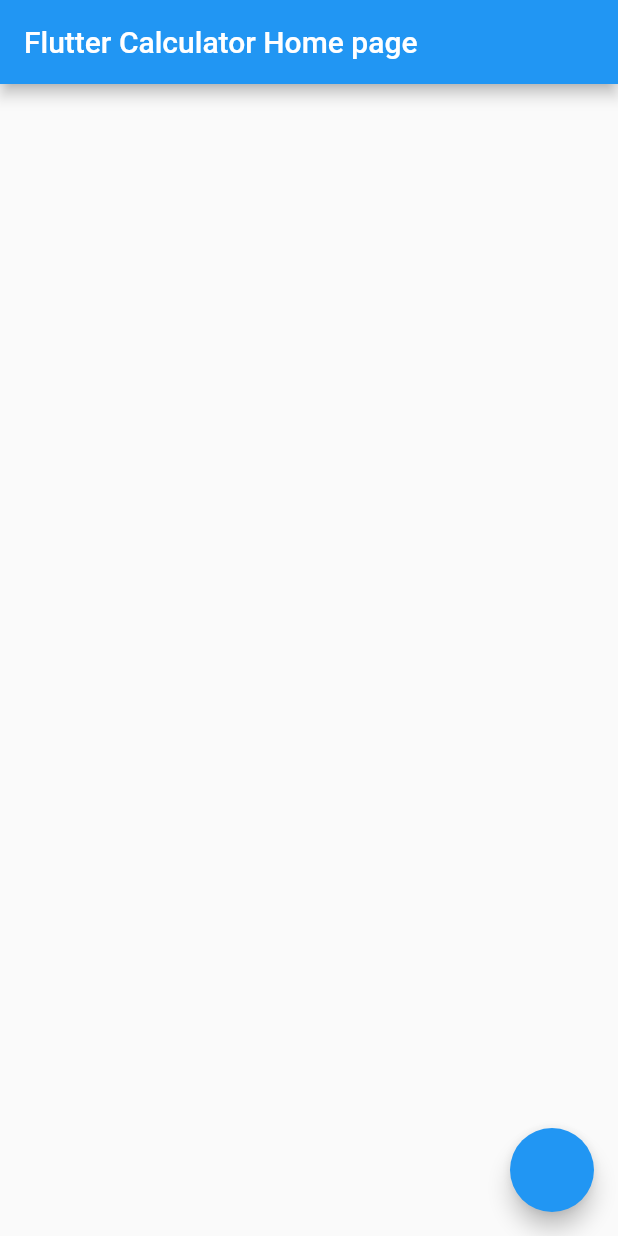
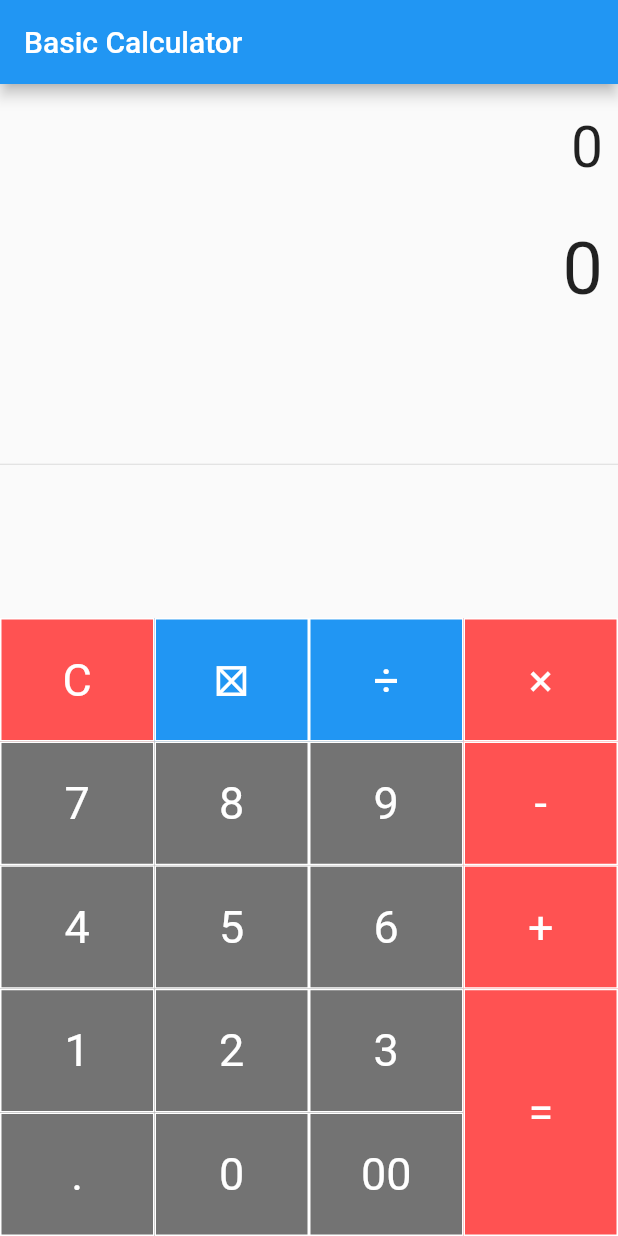
Before and after one commit to NidhiAbhyankar/Calculator_Flutter, a Flutter app: the screen it shows after launch, on a phone screen of 412 x 824 dp. Run offline on Flutter 3.47's test engine with Material 2 defaults, Android fonts, the phone set to English and light mode, and no system bars; our stand-ins replace math_expressions.

Commit message:
calculator working

```diff
--- a/Calculator/lib/main.dart
+++ b/Calculator/lib/main.dart
@@ -1,54 +1,190 @@
 import 'package:flutter/material.dart';
+import 'package:math_expressions/math_expressions.dart';
 
 void main() {
-  runApp(MyApp());
+  runApp(Calculator());
 }
 
-class MyApp extends StatelessWidget {
+class Calculator extends StatelessWidget {
   // This widget is the root of your application.
   @override
   Widget build(BuildContext context) {
     return MaterialApp(
-      title: 'Flutter Calculator',
-      theme: ThemeData(
-
-        primarySwatch: Colors.blue,
-
-        visualDensity: VisualDensity.adaptivePlatformDensity,
-      ),
-      home: MyHomePage(title: 'Flutter Calculator Home page'),
+      debugShowCheckedModeBanner: false,
+      title: 'Caculator',
+      theme: ThemeData(primarySwatch: Colors.blue),
+      home: BasicCalculator(),
     );
   }
 }
 
-class MyHomePage extends StatefulWidget {
-  MyHomePage({Key key, this.title}) : super(key: key);
-
-  final String title;
-
+class BasicCalculator extends StatefulWidget {
   @override
-  _MyHomePageState createState() => _MyHomePageState();
+  _BasicCalculatorState createState() => _BasicCalculatorState();
 }
 
-class _MyHomePageState extends State<MyHomePage> {
+class _BasicCalculatorState extends State<BasicCalculator> {
+  String result = "0";
+  String equation = "0";
+  String expression = "";
+  double equationFontSize = 38.0;
+  double resultFontSize = 48.0;
 
+  buttonPressed(String buttonText) {
+    setState(() {
+      if (buttonText == "C") {
+        equation = "0";
+        result = "0";
+        equationFontSize = 38.0;
+        resultFontSize = 48.0;
+      } else if (buttonText == "⊠") {
+        equationFontSize = 48.0;
+        resultFontSize = 38.0;
+        equation = equation.substring(0, equation.length - 1);
+        if (equation == "") equation = "0";
+      } else if (buttonText == "=") {
+        equationFontSize = 38.0;
+        resultFontSize = 48.0;
+        expression = equation;
+        expression = expression.replaceAll('÷', '/');
+         expression = expression.replaceAll('×', '*');
+        try {
+          Parser p = new Parser();
+          Expression exp = p.parse(expression);
+          ContextModel cm = ContextModel();
+          result = '${exp.evaluate(EvaluationType.REAL, cm)}';
+        } catch (e) {
+          result = "Error";
+        }
+      } else {
+        equationFontSize = 48.0;
+        resultFontSize = 38.0;
+        if (equation == "0") {
+          equation = buttonText;
+        } else {
+          equation += buttonText;
+        }
+      }
+    });
+  }
 
-
+  Widget buildButton(
+      String buttonText, double buttonHeight, Color buttonColor) {
+    return Container(
+        height: MediaQuery.of(context).size.height * 0.1 * buttonHeight,
+        color: buttonColor,
+        child: FlatButton(
+          shape: RoundedRectangleBorder(
+              borderRadius: BorderRadius.circular(0.0),
+              side: BorderSide(
+                  color: Colors.white, width: 1, style: BorderStyle.solid)),
+          padding: EdgeInsets.all(16.0),
+          child: Text(
+            buttonText,
+            style: TextStyle(
+              fontSize: 30.0,
+              fontWeight: FontWeight.normal,
+              color: Colors.white,
+            ),
+          ),
+          onPressed: () => buttonPressed(buttonText),
+        ));
+  }
 
   @override
   Widget build(BuildContext context) {
-
     return Scaffold(
       appBar: AppBar(
+        title: Text('Basic Calculator'),
+      ),
+      body: Column(
+        children: [
+          Container(
+            alignment: Alignment.centerRight,
+            padding: EdgeInsets.fromLTRB(10, 20, 10, 0),
+            child: Text(
+              equation,
+              style: TextStyle(
+                fontSize: equationFontSize,
+              ),
+            ),
+          ),
+          Container(
+            alignment: Alignment.centerRight,
+            padding: EdgeInsets.fromLTRB(10, 30, 10, 0),
+            child: Text(
+              result,
+              style: TextStyle(fontSize: resultFontSize),
+            ),
+          ),
+          Expanded(child: Divider()),
+          Row(
+            //mainAxisAlignment: MainAxisAlignment.center,
 
-        title: Text(widget.title),
-      ),
-      body: Center(
-
-
-      ),
-      floatingActionButton: FloatingActionButton(
-        onPressed: null
+            children: <Widget>[
+              Container(
+                width: MediaQuery.of(context).size.width * 0.75,
+                child: Table(
+                  children: [
+                    TableRow(
+                      children: [
+                        buildButton("C", 1, Colors.redAccent),
+                        buildButton("⊠", 1, Colors.blue),
+                        buildButton("÷", 1, Colors.blue),
+                      ],
+                    ),
+                    TableRow(
+                      children: [
+                        buildButton("7", 1, Colors.black54),
+                        buildButton("8", 1, Colors.black54),
+                        buildButton("9", 1, Colors.black54),
+                      ],
+                    ),
+                    TableRow(
+                      children: [
+                        buildButton("4", 1, Colors.black54),
+                        buildButton("5", 1, Colors.black54),
+                        buildButton("6", 1, Colors.black54),
+                      ],
+                    ),
+                    TableRow(
+                      children: [
+                        buildButton("1", 1, Colors.black54),
+                        buildButton("2", 1, Colors.black54),
+                        buildButton("3", 1, Colors.black54),
+                      ],
+                    ),
+                    TableRow(
+                      children: [
+                        buildButton(".", 1, Colors.black54),
+                        buildButton("0", 1, Colors.black54),
+                        buildButton("00", 1, Colors.black54),
+                      ],
+                    ),
+                  ],
+                ),
+              ),
+              Container(
+                  width: MediaQuery.of(context).size.width * .25,
+                  child: Table(
+                    children: [
+                      TableRow(children: [
+                        buildButton("×", 1, Colors.redAccent),
+                      ]),
+                      TableRow(children: [
+                        buildButton("-", 1, Colors.redAccent),
+                      ]),
+                      TableRow(children: [
+                        buildButton("+", 1, Colors.redAccent),
+                      ]),
+                      TableRow(children: [
+                        buildButton("=", 2, Colors.redAccent),
+                      ])
+                    ],
+                  ))
+            ],
+          ),
+        ],
       ),
     );
   }
--- a/Calculator/pubspec.yaml
+++ b/Calculator/pubspec.yaml
@@ -18,12 +18,12 @@ publish_to: 'none' # Remove this line if you wish to publish to pub.dev
 version: 1.0.0+1
 
 environment:
-  sdk: ">=2.7.0 <3.0.0"
+  sdk: '>=2.7.0 <3.0.0'
 
 dependencies:
   flutter:
     sdk: flutter
-
+  math_expressions: ^2.0.2
 
   # The following adds the Cupertino Icons font to your application.
   # Use with the CupertinoIcons class for iOS style icons.
@@ -38,7 +38,6 @@ dev_dependencies:
 
 # The following section is specific to Flutter.
 flutter:
-
   # The following line ensures that the Material Icons font is
   # included with your application, so that you can use the icons in
   # the material Icons class.
```
Also changed, not shown: Calculator/pubspec.lock, 1 other file.
